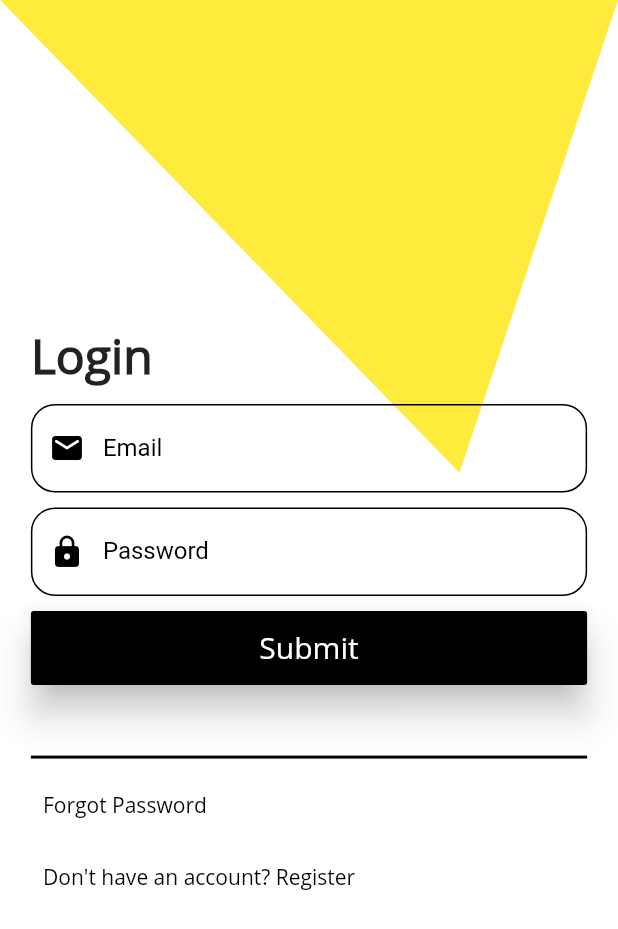
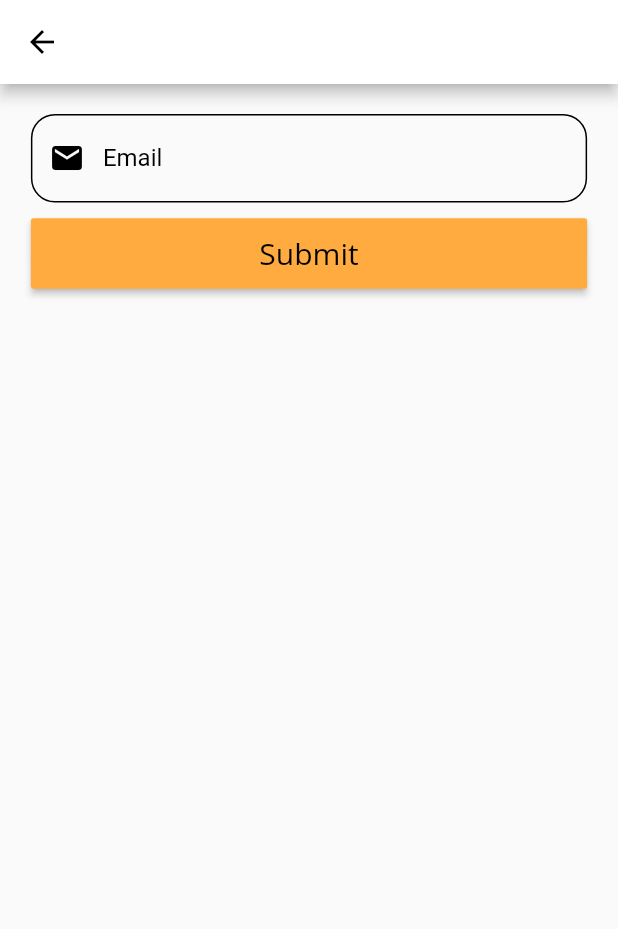
Before and after one commit to YogeshUpdhyay/bizmanager-ui, a Flutter app: the Register screen opened by its route, after a tap on "Already have an account? Login", after a tap on "Forgot Password", on a phone screen of 412 x 824 dp. Shown: the top 929 px of the screen. Run offline on Flutter 3.47's test engine with Material 2 defaults, Android fonts, the phone set to English and light mode, and no system bars; our stand-ins replace dio, flutter_speed_dial, syncfusion_flutter_datepicker; network calls fail.

Commit message:
forgot pass added

```diff
--- a/lib/main.dart
+++ b/lib/main.dart
@@ -1,5 +1,6 @@
 import 'package:bizmanager/views/business.dart';
 import 'package:bizmanager/views/dashboard.dart';
+import 'package:bizmanager/views/forgotpassword.dart';
 import 'package:bizmanager/views/landing.dart';
 import 'package:bizmanager/views/login.dart';
 import 'package:bizmanager/views/signup.dart';
@@ -24,7 +25,8 @@ class MyApp extends StatelessWidget {
         '/login': (context) => Login(),
         '/register': (context) => Register(),
         '/dashboard': (context) =>  Dashboard(),
-        '/addbusiness': (context) => Business()
+        '/addbusiness': (context) => Business(),
+        '/forgotpass': (context) => ForgotPassword()
       },
     );
   }
--- a/lib/views/forgotpassword.dart
+++ b/lib/views/forgotpassword.dart
@@ -0,0 +1,59 @@
+import 'package:bizmanager/views/components/textfield.dart';
+import 'package:flutter/material.dart';
+
+class ForgotPassword extends StatelessWidget {
+
+  final emailController = TextEditingController();
+
+  @override
+  Widget build(BuildContext context) {
+
+    final size = MediaQuery.of(context).size;
+
+    return Scaffold(
+      appBar: AppBar(
+        backgroundColor: Colors.white,
+        iconTheme: IconThemeData(color: Colors.black),
+      ),
+      body: Container(
+        margin: EdgeInsets.symmetric(horizontal: size.width*0.05),
+        child: Column(
+          children: [
+            SizedBox(height: 20.0,),
+            TextFieldComponent(
+              prefixIcon: Icons.email,
+              labelText: "Email",
+              obsText: false,
+              controller: emailController
+            ),
+            SizedBox(height: 10.0,),
+            MaterialButton(
+              onPressed: () {
+                print(emailController.text);
+                // Navigator.pushNamed(context, "/resetpass");
+              },
+              child: Row(
+                children: [
+                  Expanded(
+                    child: Center(
+                      child: Text(
+                        "Submit",
+                        style: TextStyle(
+                          fontFamily: "OpenSans",
+                          fontSize: 20,
+                          color: Colors.black
+                        ),
+                      ),
+                    ),
+                  ),
+                ],
+              ),
+              color: Colors.orangeAccent,
+              padding: EdgeInsets.symmetric(horizontal: 20.0, vertical: 10.0),
+            )
+          ],
+        )
+      ),
+    );
+  }
+}
--- a/lib/views/login.dart
+++ b/lib/views/login.dart
@@ -71,7 +71,7 @@ class Login extends StatelessWidget {
                 SizedBox(height: 40,),
                 Divider(color: Colors.black, thickness: 2,),
                 TextButton(
-                  onPressed: () => Navigator.pushNamed(context, "/forgotpassword"),
+                  onPressed: () => Navigator.pushNamed(context, "/forgotpass"),
                   child: Text("Forgot Password", style: TextStyle(fontFamily: "OpenSans", color: Colors.black),),
                 ),
                 TextButton(
--- a/pubspec.yaml
+++ b/pubspec.yaml
@@ -33,6 +33,7 @@ dependencies:
   dio: ^4.0.0
   syncfusion_flutter_datepicker: ^19.1.65-beta
   flutter_speed_dial: ^3.0.5
+  otp_text_field: ^1.1.1
 
 dev_dependencies:
   flutter_test:
```
Also changed, not shown: pubspec.lock.
